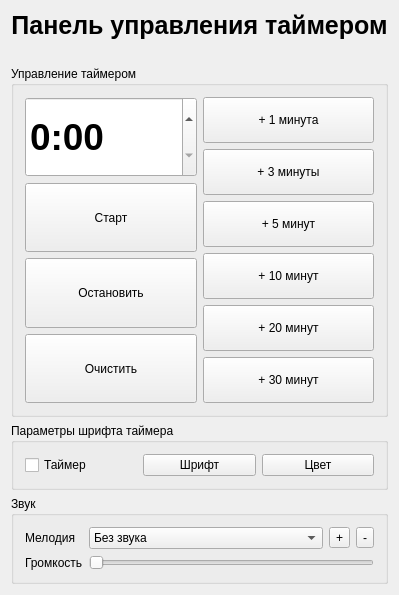
eska2000/ParliamentTimer, file parlamenttimer.ui: the form before one commit.
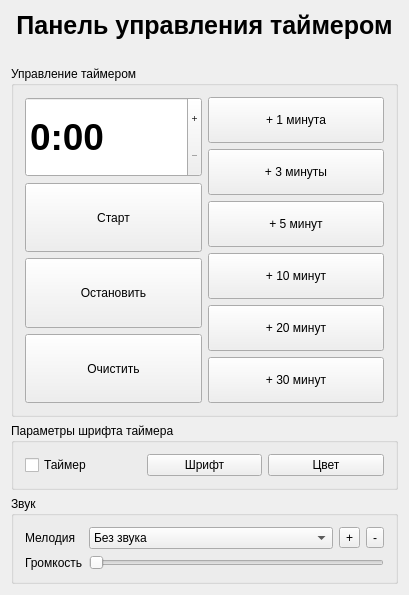
The form after the commit.

Commit message: Изменение небольших замечаний от Думы

Diff of the .ui file:
```diff
--- a/parlamenttimer.ui
+++ b/parlamenttimer.ui
@@ -6,8 +6,8 @@
    <rect>
     <x>0</x>
     <y>0</y>
-    <width>314</width>
-    <height>564</height>
+    <width>409</width>
+    <height>572</height>
    </rect>
   </property>
   <property name="sizePolicy">
@@ -89,7 +89,13 @@
            </font>
           </property>
           <property name="focusPolicy">
-           <enum>Qt::NoFocus</enum>
+           <enum>Qt::StrongFocus</enum>
+          </property>
+          <property name="buttonSymbols">
+           <enum>QAbstractSpinBox::PlusMinus</enum>
+          </property>
+          <property name="keyboardTracking">
+           <bool>true</bool>
           </property>
           <property name="maximumTime">
            <time>
```
Left out of the diff: 19 changed lines with no effect on the pictures. The commit also changes 2 other files.
